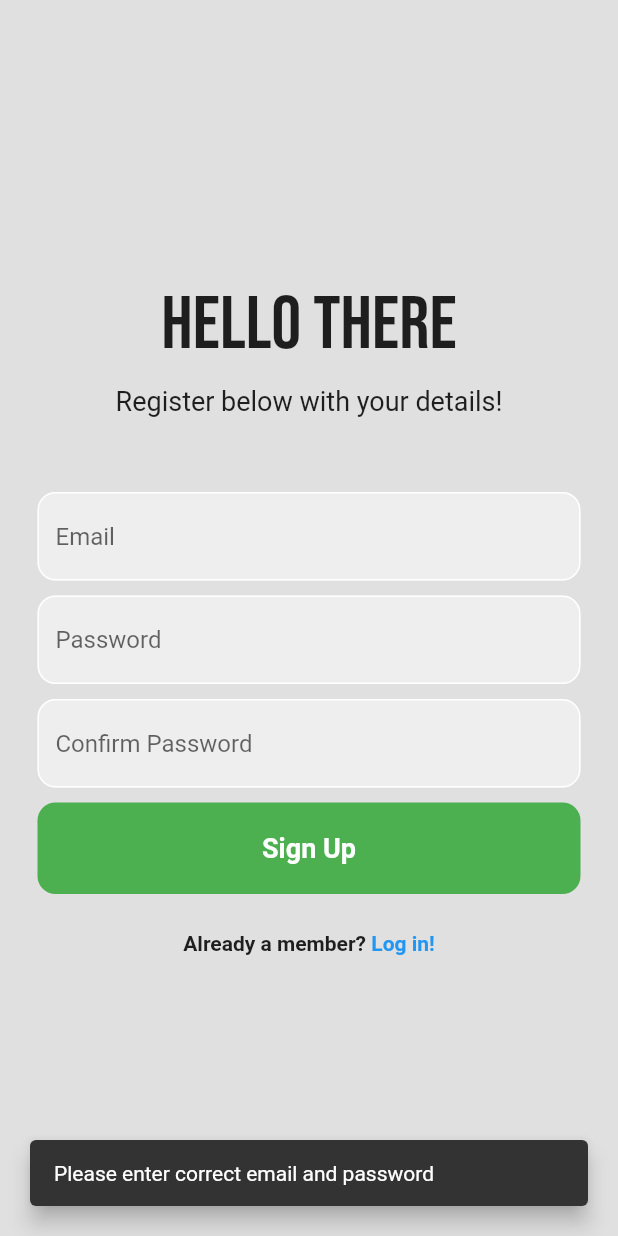
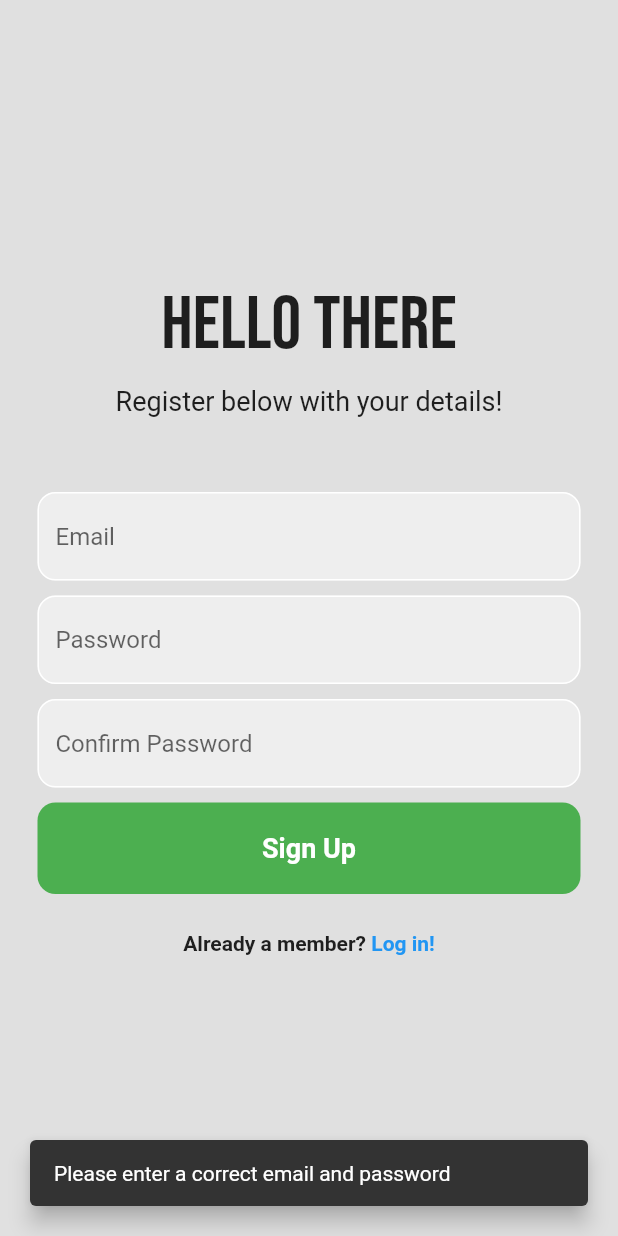
Before and after one commit to BAD4SSDUCK/municipal_services, a Flutter app: the RegisterPage screen opened directly with empty values, after a tap on "Sign Up", on a phone screen of 412 x 824 dp. Run offline on Flutter 3.47's test engine with Material 2 defaults, Android fonts, the light colour scheme and no system bars; our stand-ins replace cloud_firestore, firebase_auth, firebase_core, flutter_typeahead, geocoding, geolocator and 4 more; missing offline and left inert: google_maps_webservice; accounts and stored records are empty.

Commit message:
Master Commit

```diff
--- a/lib/code/Reuseables/map_component.dart
+++ b/lib/code/Reuseables/map_component.dart
@@ -9,7 +9,7 @@ import 'package:get/get.dart';
 
 import 'map_user_badge.dart';
 
-///The lat,long information from the DB
+///The lat,long information from the DB per user when selected user
 const LatLng SOURCE_LOCATION = LatLng(-29.601505328570788, 30.379442518631805);
 const LatLng DEST_LOCATION = LatLng(-29.562115515970493, 30.404004300313627);
 
--- a/lib/code/login/register_page.dart
+++ b/lib/code/login/register_page.dart
@@ -1,5 +1,6 @@
 import 'package:firebase_auth/firebase_auth.dart';
 import 'package:flutter/material.dart';
+import 'package:flutter/services.dart';
 import 'package:google_fonts/google_fonts.dart';
 import 'package:cloud_firestore/cloud_firestore.dart';
 
@@ -25,17 +26,19 @@ class _RegisterPageState extends State<RegisterPage> {
     super.dispose();
   }
 
-  bool isEmptyCheck(){
-    if(_emailController.text.isNotEmpty && _passwordController.text.isNotEmpty && _confirmPasswordController.text.isNotEmpty){
-      return false;
-    }
-    return true;
-  }
+  Future signUp() async {
 
-  Future signUp() async {
-    if(isEmptyCheck() == true) {
+    if(isEmptyCheck() == false) {
       ScaffoldMessenger.of(context).showSnackBar(const SnackBar(
-        content: Text('Please enter correct email and password'),
+        content: Text('Please enter a correct email and password'),
+        behavior: SnackBarBehavior.floating,
+        margin: EdgeInsets.all(20.0),
+        duration: Duration(seconds: 5),
+      ));
+    } else {
+      if (passwordLengthGood() == false) {
+        ScaffoldMessenger.of(context).showSnackBar(const SnackBar(
+          content: Text('Password must be at least 6 characters'),
           behavior: SnackBarBehavior.floating,
           margin: EdgeInsets.all(20.0),
           duration: Duration(seconds: 5),
@@ -47,21 +50,24 @@ class _RegisterPageState extends State<RegisterPage> {
             return const Center(child: CircularProgressIndicator());
           },
         );
-
         if (passwordConfirmed() == true) {
           await FirebaseAuth.instance.createUserWithEmailAndPassword(
             email: _emailController.text.trim(),
             password: _passwordController.text.trim(),
           );
-        Navigator.of(context).pop();
-      } else if (passwordConfirmed() == false) {
+          await FirebaseAuth.instance.signInWithEmailAndPassword(
+            email: _emailController.text.trim(),
+            password: _passwordController.text.trim(),
+          );
           Navigator.of(context).pop();
 
+        } else if (passwordConfirmed() == false) {
           ScaffoldMessenger.of(context).showSnackBar(const SnackBar(
             content: Text('Passwords entered do not match'),
             behavior: SnackBarBehavior.floating,
             margin: EdgeInsets.all(20.0),
           ));
+          Navigator.of(context).pop();
         } else {
           ScaffoldMessenger.of(context).showSnackBar(const SnackBar(
             content: Text('Please fill in all details'),
@@ -70,7 +76,8 @@ class _RegisterPageState extends State<RegisterPage> {
           ));
           Navigator.of(context).pop();
         }
-
+        Navigator.of(context).pop();
+      }
       Navigator.of(context).pop();
     }
   }
@@ -80,6 +87,21 @@ class _RegisterPageState extends State<RegisterPage> {
       return true;
     } else {
       return false;
+    }
+  }
+
+  bool isEmptyCheck(){
+    if(_emailController.text.isNotEmpty || _passwordController.text.isNotEmpty && _confirmPasswordController.text.isNotEmpty){
+      return true;
+    }
+    return false;
+  }
+
+  bool passwordLengthGood(){
+    if(_passwordController.text.length < 6) {
+      return false;
+    } else{
+      return true;
     }
   }
 
--- a/lib/main.dart
+++ b/lib/main.dart
@@ -29,7 +29,7 @@ class MyApp extends StatelessWidget {
 
     // return const MaterialApp(
     //     debugShowCheckedModeBanner: false,
-    //     home: MapView() //MainPage(),
+    //     home: MapView()
     // );
   }
 }
```
Also changed, not shown: 1 other file. Lines whose indentation alone changed are shown as unchanged.
